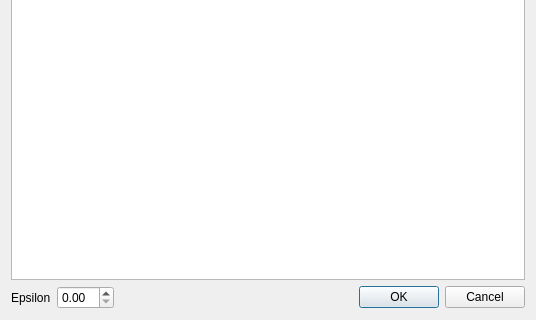
This is lab-2/ui/approximationdialog.ui in Mikhail-Zoreev/cm-practice as Qt 5 draws it before an edit; both pictures show x 0 to 536 and y 179 to 499 of the 536 by 499 pixel window. The edited form follows.
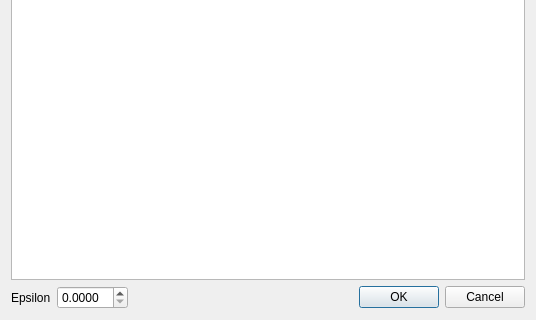
This is the edited form.

The edit to the form file:
```diff
--- a/lab-2/ui/approximationdialog.ui
+++ b/lab-2/ui/approximationdialog.ui
@@ -35,7 +35,11 @@
     </widget>
    </item>
    <item row="2" column="1">
-    <widget class="QDoubleSpinBox" name="spinbox_epsilon"/>
+    <widget class="QDoubleSpinBox" name="spinbox_epsilon">
+     <property name="decimals">
+      <number>4</number>
+     </property>
+    </widget>
    </item>
   </layout>
  </widget>
```
